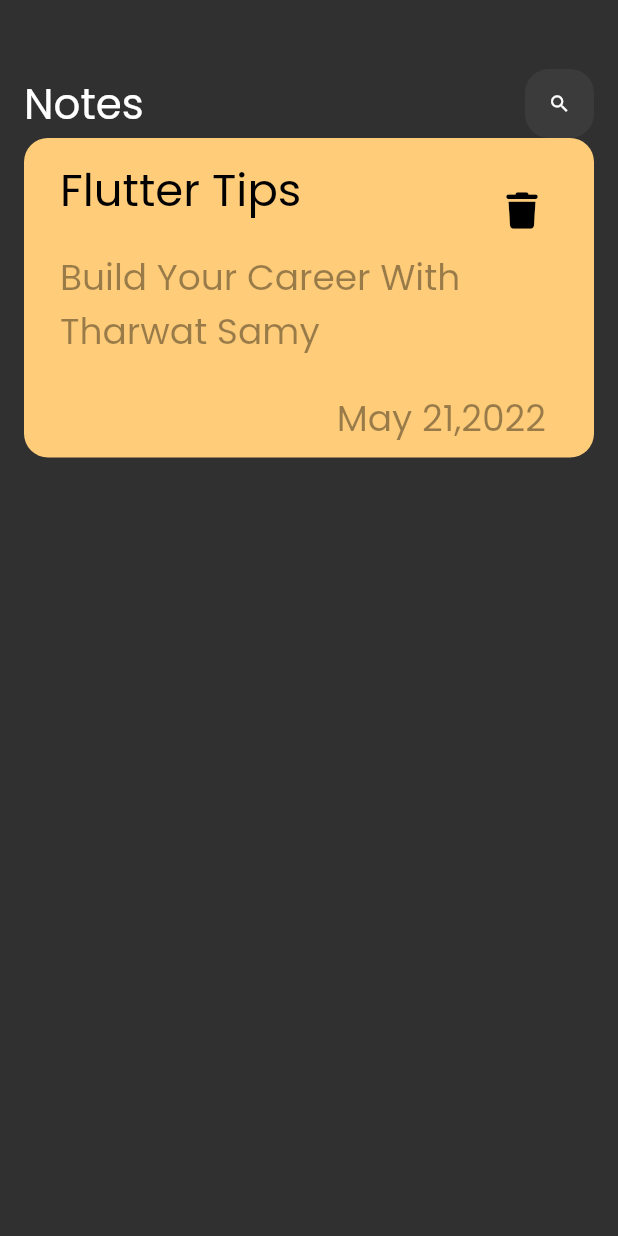
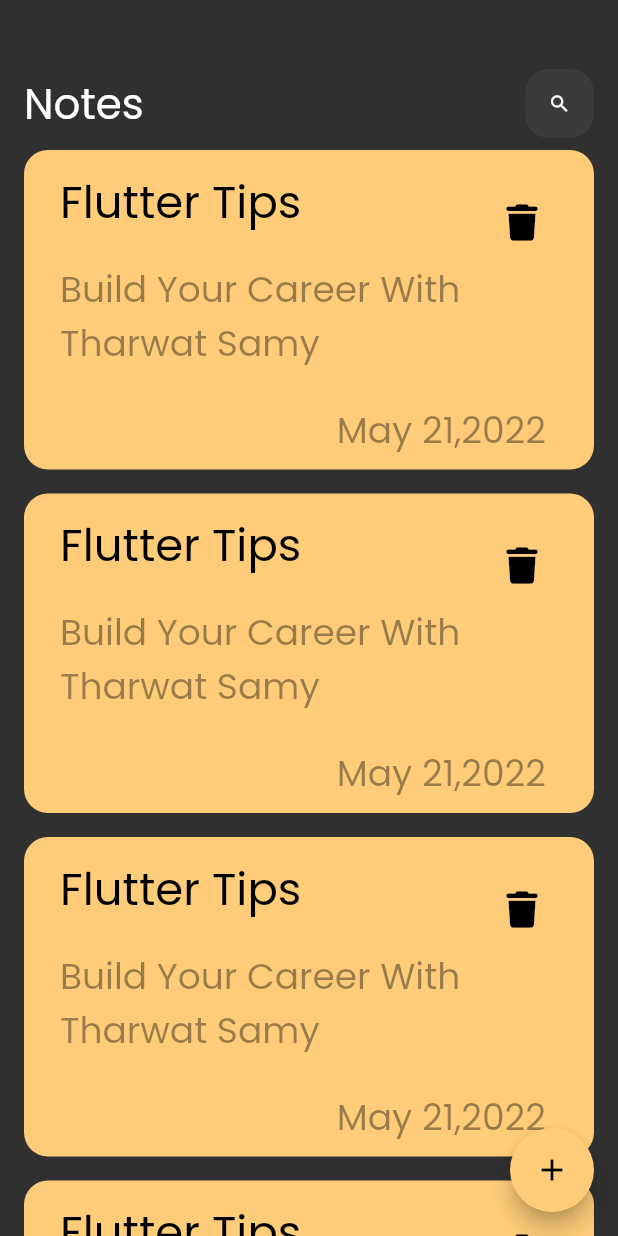
Before and after one commit to m7md3bbas/NotesApp, a Flutter app: the screen it shows after launch, on a phone screen of 412 x 824 dp. Run offline on Flutter 3.47's test engine with Material 2 defaults, Android fonts, the phone set to English and light mode, and no system bars; our stand-ins replace font_awesome_flutter; missing offline and left inert: dart:ffi.

Commit message:
Add Floating Action Button

```diff
--- a/lib/Views/NotesViews.dart
+++ b/lib/Views/NotesViews.dart
@@ -6,8 +6,16 @@ class NotesView extends StatelessWidget {
 
   @override
   Widget build(BuildContext context) {
-    return const Scaffold(
-      body: NotesViewBody(),
+    return Scaffold(
+      floatingActionButton: FloatingActionButton(
+        backgroundColor: Color(0xffffcd7a),
+        onPressed: () {},
+        child: IconButton(
+          onPressed: () {},
+          icon: Icon(Icons.add),
+        ),
+      ),
+      body: const NotesViewBody(),
     );
   }
 }
--- /dev/null
+++ b/lib/Views/Widgets/CustomListViewItems.dart
@@ -0,0 +1,19 @@
+import 'package:flutter/material.dart';
+
+import 'CustomNotesItems.dart';
+
+class NotesListView extends StatelessWidget {
+  const NotesListView({super.key});
+
+  @override
+  Widget build(BuildContext context) {
+    return ListView.builder(
+      itemBuilder: (context, index) {
+        return Padding(
+          padding: const EdgeInsets.symmetric(vertical: 8.0),
+          child: NoteItem(),
+        );
+      },
+    );
+  }
+}
--- a/lib/Views/Widgets/CustomNotesItems.dart
+++ b/lib/Views/Widgets/CustomNotesItems.dart
@@ -1,16 +1,26 @@
+import 'dart:ffi';
+
 import 'package:flutter/material.dart';
 import 'package:font_awesome_flutter/font_awesome_flutter.dart';
 
 class NoteItem extends StatelessWidget {
-  Color KColorItem;
-  NoteItem({required this.KColorItem, super.key});
+  NoteItem({super.key});
+  // List<Color> KcolorItem = [
+  //   Colors.white,
+  //   Colors.green,
+  // ];
+  // Color? setCOlor({required List<Color> Color}) {
+  //   for (int i = 0; i < KcolorItem.length; i++) {
+  //     Color = [KcolorItem[i]];
+  //   }
+  // }
 
   @override
   Widget build(BuildContext context) {
     return Container(
       padding: const EdgeInsets.all(8),
       decoration: BoxDecoration(
-          borderRadius: BorderRadius.circular(16), color: KColorItem),
+          borderRadius: BorderRadius.circular(16), color: Color(0xffffcd7a)),
       child: Column(
         crossAxisAlignment: CrossAxisAlignment.end,
         children: [
--- a/lib/Views/Widgets/NotesViewBody.dart
+++ b/lib/Views/Widgets/NotesViewBody.dart
@@ -1,14 +1,13 @@
 import 'package:flutter/material.dart';
 import 'package:notesapp/Views/Widgets/CustomAppBar.dart';
-
-import 'CustomNotesItems.dart';
+import 'package:notesapp/Views/Widgets/CustomListViewItems.dart';
 
 class NotesViewBody extends StatelessWidget {
   const NotesViewBody({super.key});
 
   @override
   Widget build(BuildContext context) {
-    return Padding(
+    return const Padding(
       padding: EdgeInsets.symmetric(horizontal: 16),
       child: Column(
         children: [
@@ -16,7 +15,7 @@ class NotesViewBody extends StatelessWidget {
             height: 46,
           ),
           CustomAppBar(),
-          NoteItem(KColorItem: Color(0xffffcd7a)),
+          Expanded(child: NotesListView())
         ],
       ),
     );
--- a/lib/main.dart
+++ b/lib/main.dart
@@ -1,5 +1,5 @@
 import 'package:flutter/material.dart';
-
+import 'package:notesapp/Views/Widgets/CustomNotesItems.dart';
 import 'Views/NotesViews.dart';
 
 void main() {
```
